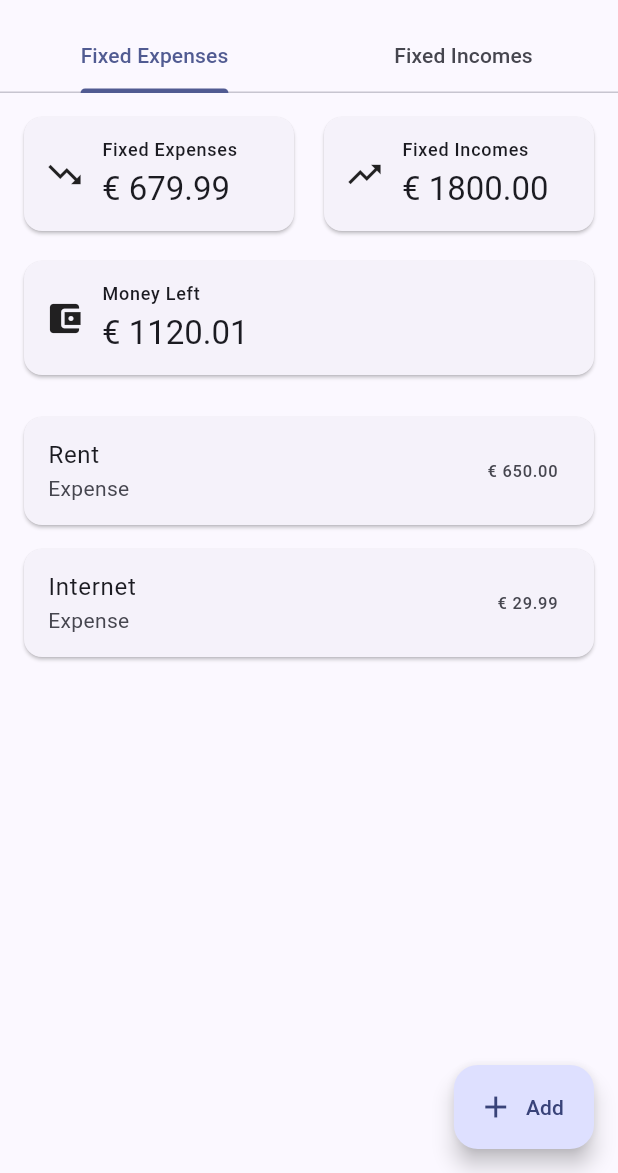
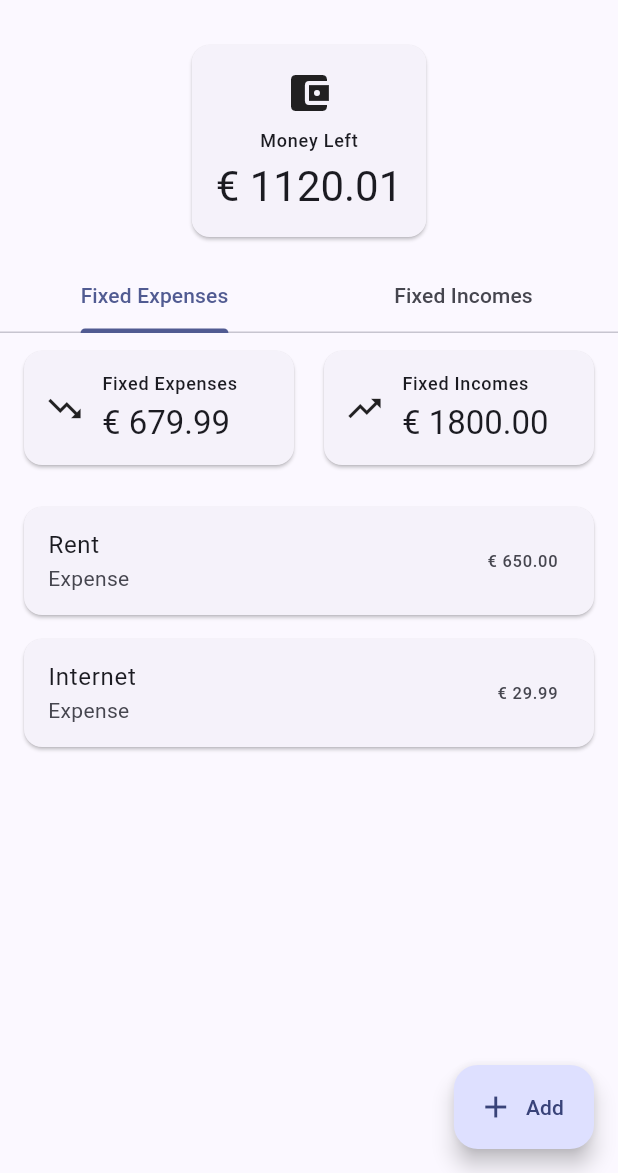
Before and after one commit to Manuel-Array/monthly-budget, a Flutter app: the screen it shows after launch, on a phone screen of 412 x 824 dp, the part 63-1236 px from its top. Run offline on Flutter 3.47's test engine with Material 3 defaults, Android fonts, the phone set to English and light mode, and no system bars.

Commit message:
Reorganize home page layout with money left card at top

```diff
--- a/lib/pages/home_page.dart
+++ b/lib/pages/home_page.dart
@@ -53,20 +53,22 @@ class _HomePageState extends State<HomePage>
     return Scaffold(
       appBar: AppBar(
         title: const Text('Monthly Budget'),
-        bottom: TabBar(
-          controller: _tabController,
-          tabs: const [
-            Tab(text: 'Fixed Expenses'),
-            Tab(text: 'Fixed Incomes'),
-          ],
-        ),
       ),
       body: Column(
         children: [
-          SummaryCards(
+          MoneyLeftCard(
+            moneyLeft: appState.moneyLeft,
+          ),
+          TabBar(
+            controller: _tabController,
+            tabs: const [
+              Tab(text: 'Fixed Expenses'),
+              Tab(text: 'Fixed Incomes'),
+            ],
+          ),
+          FixedTotalsCards(
             fixedExpensesTotal: appState.totalFixedExpenses,
             fixedIncomesTotal: appState.totalFixedIncomes,
-            moneyLeft: appState.moneyLeft,
           ),
           const SizedBox(height: 8),
           Expanded(
--- a/lib/widgets/summary_cards.dart
+++ b/lib/widgets/summary_cards.dart
@@ -1,16 +1,11 @@
 import 'package:flutter/material.dart';
 
-/// Displays the main financial summary:
-/// fixed expenses, fixed incomes and money left.
-class SummaryCards extends StatelessWidget {
-  final double fixedExpensesTotal;
-  final double fixedIncomesTotal;
+/// Displays the money left card prominently.
+class MoneyLeftCard extends StatelessWidget {
   final double moneyLeft;
 
-  const SummaryCards({
+  const MoneyLeftCard({
     super.key,
-    required this.fixedExpensesTotal,
-    required this.fixedIncomesTotal,
     required this.moneyLeft,
   });
 
@@ -20,10 +15,52 @@ class SummaryCards extends StatelessWidget {
   @override
   Widget build(BuildContext context) {
     return Padding(
-      padding: const EdgeInsets.fromLTRB(12, 12, 12, 0),
+      padding: const EdgeInsets.fromLTRB(12, 12, 12, 12),
+      child: Card(
+        elevation: 1,
+        child: Padding(
+          padding: const EdgeInsets.all(16),
           child: Column(
+            mainAxisSize: MainAxisSize.min,
             children: [
-          Row(
+              Icon(Icons.account_balance_wallet, size: 32),
+              const SizedBox(height: 8),
+              Text(
+                'Money Left',
+                style: Theme.of(context).textTheme.labelMedium,
+              ),
+              const SizedBox(height: 4),
+              Text(
+                '€ ${_formatMoney(moneyLeft)}',
+                style: Theme.of(context).textTheme.headlineMedium,
+              ),
+            ],
+          ),
+        ),
+      ),
+    );
+  }
+}
+
+/// Displays fixed expenses and incomes side by side.
+class FixedTotalsCards extends StatelessWidget {
+  final double fixedExpensesTotal;
+  final double fixedIncomesTotal;
+
+  const FixedTotalsCards({
+    super.key,
+    required this.fixedExpensesTotal,
+    required this.fixedIncomesTotal,
+  });
+
+  String _formatMoney(double value) =>
+      value.toStringAsFixed(2);
+
+  @override
+  Widget build(BuildContext context) {
+    return Padding(
+      padding: const EdgeInsets.fromLTRB(12, 8, 12, 0),
+      child: Row(
         children: [
           Expanded(
             child: _SummaryCard(
@@ -39,14 +76,6 @@ class SummaryCards extends StatelessWidget {
               value: '€ ${_formatMoney(fixedIncomesTotal)}',
               icon: Icons.trending_up,
             ),
-              ),
-            ],
-          ),
-          const SizedBox(height: 12),
-          _SummaryCard(
-            title: 'Money Left',
-            value: '€ ${_formatMoney(moneyLeft)}',
-            icon: Icons.account_balance_wallet,
           ),
         ],
       ),
```
Lines whose indentation alone changed are shown as unchanged.
